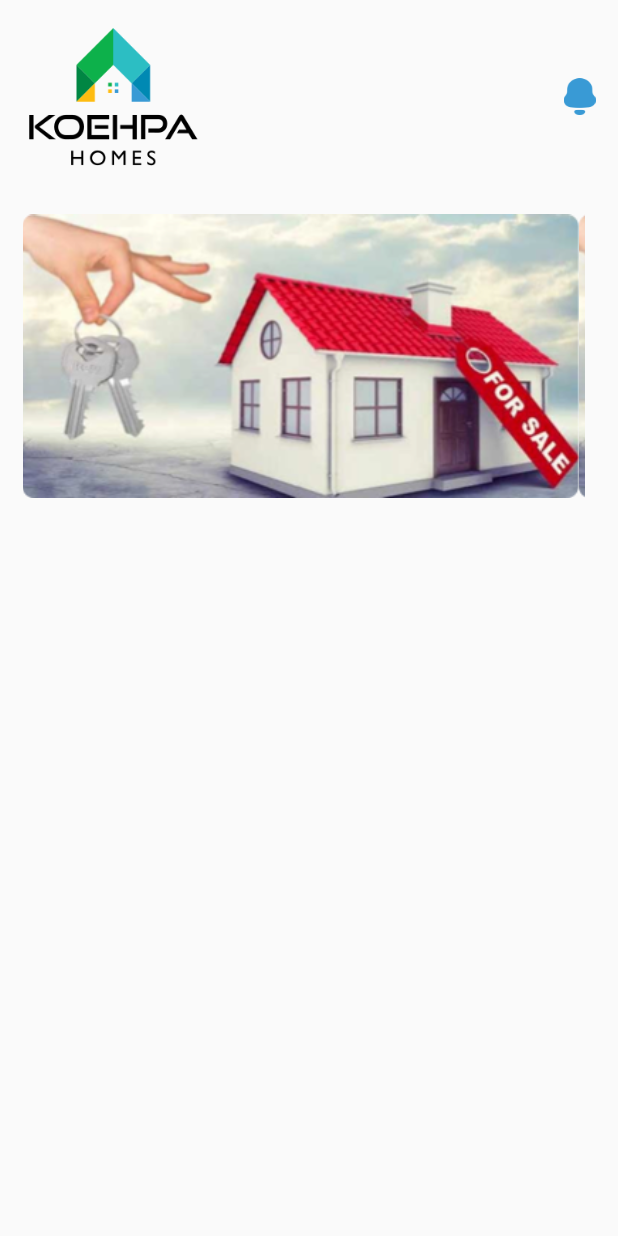
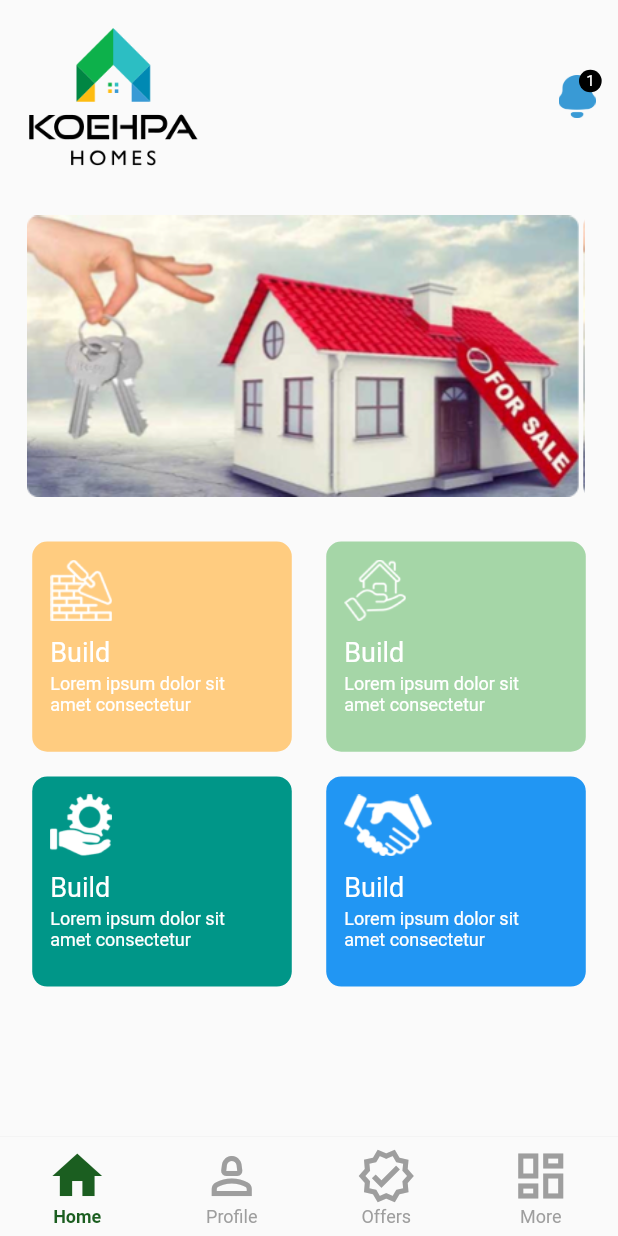
Before and after one commit to samarth-shah/koolmind-app, a Flutter app: the HomeScreen screen opened directly, on a phone screen of 412 x 824 dp. Run offline on Flutter 3.47's test engine with Material 2 defaults, Android fonts, the light colour scheme and no system bars; our stand-ins replace get.

Commit message:
Home Screen

```diff
--- a/lib/controller/home-screen-controller.dart
+++ b/lib/controller/home-screen-controller.dart
@@ -1,7 +1,18 @@
 import 'package:get/get.dart';
 
 class HomeScreenController extends GetxController {
+  final eSmallSpace = Get.height * 0.05;
   final smallSpace = Get.height * 0.1;
   final medSpace = Get.height * 0.02;
   final largeSpace = Get.height * 0.04;
+
+  final boxHeight = Get.height * 0.4;
+  final boxWidth = Get.height * 0.4;
+
+  final selectedIndex = 0.obs;
+
+  void onItemTapped(int index) {
+    selectedIndex(index);
+    print(index);
+  }
 }
--- a/lib/view/home-screen.dart
+++ b/lib/view/home-screen.dart
@@ -10,6 +10,38 @@ class HomeScreen extends StatelessWidget {
   Widget build(BuildContext context) {
     var controller = Get.put(HomeScreenController());
     return Scaffold(
+      bottomNavigationBar: Obx(
+        () => BottomNavigationBar(
+          items: const <BottomNavigationBarItem>[
+            BottomNavigationBarItem(
+              icon: Icon(Icons.home),
+              label: 'Home',
+            ),
+            BottomNavigationBarItem(
+              icon: Icon(Icons.person_2_outlined),
+              label: 'Profile',
+            ),
+            BottomNavigationBarItem(
+              icon: Icon(Icons.verified_outlined),
+              label: 'Offers',
+            ),
+            BottomNavigationBarItem(
+              icon: Icon(Icons.dashboard_outlined),
+              label: 'More',
+            ),
+          ],
+          type: BottomNavigationBarType.fixed,
+          currentIndex: controller.selectedIndex.value,
+          selectedItemColor: Colors.green.shade900,
+          unselectedItemColor: Colors.grey,
+          iconSize: 40,
+          selectedFontSize: 12,
+          unselectedFontSize: 12,
+          selectedLabelStyle: const TextStyle(fontWeight: FontWeight.bold),
+          onTap: (index) => controller.onItemTapped(index),
+          elevation: 1,
+        ),
+      ),
       body: SafeArea(
         child: Padding(
           padding: const EdgeInsets.only(
@@ -31,16 +63,27 @@ class HomeScreen extends StatelessWidget {
                     ),
                   ),
                   SizedBox(
-                    height: Get.height * 0.03,
-                    child: Image.asset(
-                      "assets/images/notification.png",
-                      fit: BoxFit.fitHeight,
-                    ),
-                  ),
+                      height: Get.height * 0.035,
+                      child: Badge(
+                        largeSize: 15,
+                        backgroundColor: Colors.black,
+                        label: const Text(
+                          "1",
+                          style: TextStyle(color: Colors.white),
+                        ),
+                        child: Image.asset(
+                          "assets/images/notification.png",
+                          fit: BoxFit.fitHeight,
+                        ),
+                      )),
                 ],
               ),
-              // SizedBox(height: controller.smallSpace),
               cView(),
+              homeScreenBox(context, controller, Colors.green.shade200,
+                  Colors.orange.shade200, "hand_home", "brick_wall"),
+              SizedBox(height: controller.medSpace),
+              homeScreenBox(context, controller, Colors.blue, Colors.teal,
+                  "handshake", "settings"),
             ],
           ),
         ),
@@ -49,21 +92,120 @@ class HomeScreen extends StatelessWidget {
   }
 }
 
+Widget homeScreenBox(BuildContext context, controller, Color rBoxColor,
+    Color lBoxColor, String rImag, String lImag) {
+  return Row(
+    mainAxisAlignment: MainAxisAlignment.spaceEvenly,
+    children: [
+      Container(
+        width: Get.width * 0.42,
+        height: Get.height * 0.17,
+        decoration: BoxDecoration(
+          borderRadius: BorderRadius.circular(10),
+          color: lBoxColor,
+        ),
+        padding: const EdgeInsets.all(12),
+        child: Column(
+          crossAxisAlignment: CrossAxisAlignment.start,
+          children: [
+            SizedBox(
+              height: controller.eSmallSpace,
+              child: Image.asset(
+                "assets/images/$lImag.png",
+                height: controller.eSmallSpace,
+                fit: BoxFit.fitHeight,
+              ),
+            ),
+            const Padding(
+              padding: EdgeInsets.only(top: 10),
+              child: Text(
+                "Build",
+                style: TextStyle(
+                  fontSize: 18,
+                  color: Colors.white,
+                ),
+              ),
+            ),
+            const Padding(
+              padding: EdgeInsets.only(top: 4),
+              child: Text(
+                "Lorem ipsum dolor sit\namet consectetur",
+                softWrap: true,
+                style: TextStyle(
+                  fontSize: 12,
+                  color: Colors.white,
+                ),
+              ),
+            ),
+          ],
+        ),
+      ),
+      const SizedBox(
+        width: 10,
+      ),
+      Container(
+        width: Get.width * 0.42,
+        height: Get.height * 0.17,
+        decoration: BoxDecoration(
+          borderRadius: BorderRadius.circular(10),
+          color: rBoxColor,
+        ),
+        padding: const EdgeInsets.all(12),
+        child: Column(
+          crossAxisAlignment: CrossAxisAlignment.start,
+          children: [
+            SizedBox(
+              height: controller.eSmallSpace,
+              child: Image.asset(
+                "assets/images/$rImag.png",
+                height: controller.eSmallSpace,
+                fit: BoxFit.fitHeight,
+              ),
+            ),
+            const Padding(
+              padding: EdgeInsets.only(top: 10),
+              child: Text(
+                "Build",
+                style: TextStyle(
+                  fontSize: 18,
+                  color: Colors.white,
+                ),
+              ),
+            ),
+            const Padding(
+              padding: EdgeInsets.only(top: 4),
+              child: Text(
+                "Lorem ipsum dolor sit\namet consectetur",
+                softWrap: true,
+                style: TextStyle(
+                  fontSize: 12,
+                  color: Colors.white,
+                ),
+              ),
+            ),
+          ],
+        ),
+      ),
+    ],
+  );
+}
+
 Widget cView() {
   return SizedBox(
-    width: Get.width*0.91,
-    height: Get.height*0.3,
+    width: Get.width * 0.91,
+    height: Get.height * 0.3,
     child: ListView.builder(
       scrollDirection: Axis.horizontal,
       itemCount: 3,
       shrinkWrap: true,
       itemBuilder: (BuildContext context, int index) {
         return Container(
+          padding: const EdgeInsets.only(left: 3),
           width: Get.width * 0.9,
           child: ClipRRect(
             borderRadius: BorderRadius.circular(20.0),
             child: Image(
-              width: Get.width * 0.95,
+              width: Get.width * 0.92,
               image: const AssetImage("assets/images/for_sale_house.png"),
               fit: BoxFit.fitWidth,
             ),
```
